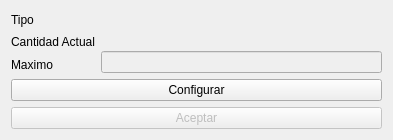
First picture: the form in ventanabanda.ui, repository DavidCrgh/Tarea_Programa_Estructuras_1, before the edit.
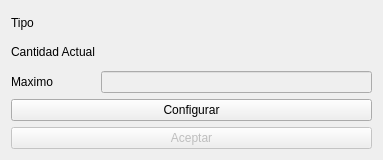
Second picture: the form after the edit. Icons and pictures are not drawn.

Patch:
```diff
--- a/ventanabanda.ui
+++ b/ventanabanda.ui
@@ -6,8 +6,8 @@
    <rect>
     <x>0</x>
     <y>0</y>
-    <width>393</width>
-    <height>136</height>
+    <width>383</width>
+    <height>160</height>
    </rect>
   </property>
   <property name="windowTitle">
```
